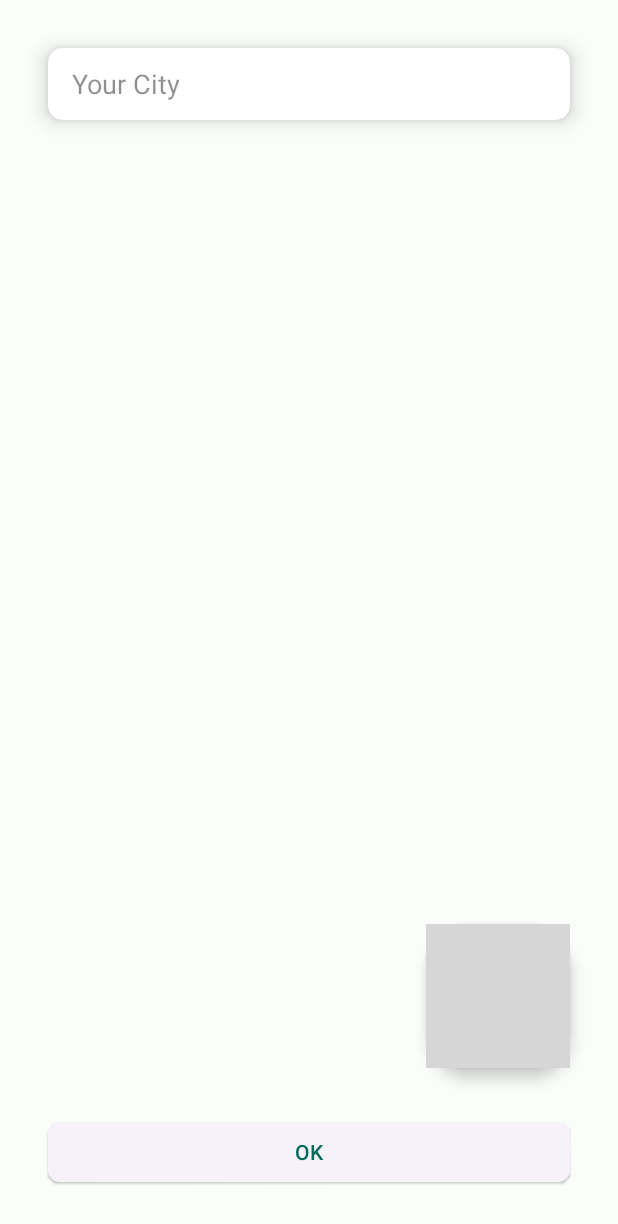
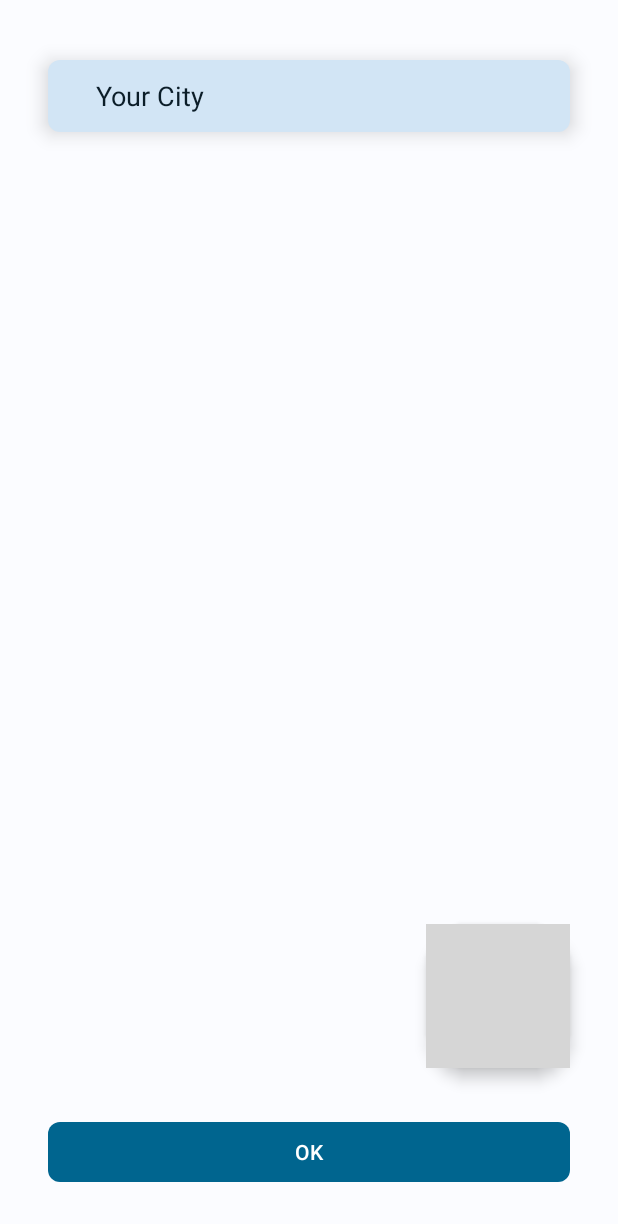
Before and after one commit to Minoro75/DemoWeatherApp, an Android app: the layout fragment_city_selection.xml on its own in the app's theme, with its tools: preview values and no code run, on a phone screen of 412 x 824 dp. Shown: the top 1224 px of the screen. Run offline under Robolectric (Android 15) with nearby library versions, the phone set to English and light mode, and no system bars; grey boxes are pictures that could not be loaded.

Commit message:
44 - [UI][Tech] Material3 -  change colors.xml to new style set FAB default anchor to bottom refactor city selection design

```diff
--- a/app/src/main/java/io/minoro75/demoweatherapp/utils/Extensions.kt
+++ b/app/src/main/java/io/minoro75/demoweatherapp/utils/Extensions.kt
@@ -9,3 +9,7 @@ fun View.toVisible() {
 fun View.toInvisible() {
     visibility = View.INVISIBLE
 }
+
+fun View.toGone() {
+    visibility = View.GONE
+}
--- a/app/src/main/res/drawable/shape_rounded_corners_enter_field.xml
+++ b/app/src/main/res/drawable/shape_rounded_corners_enter_field.xml
@@ -1,5 +1,5 @@
 <?xml version="1.0" encoding="utf-8"?>
 <shape xmlns:android="http://schemas.android.com/apk/res/android">
-    <solid android:color="#FFFFFF" />
-    <corners android:radius="10dp" />
+    <solid android:color="@color/md_theme_light_secondaryContainer" />
+    <corners android:radius="8dp" />
 </shape>
--- a/app/src/main/res/layout/fragment_city_selection.xml
+++ b/app/src/main/res/layout/fragment_city_selection.xml
@@ -13,7 +13,7 @@
         android:layout_width="0dp"
         android:layout_height="wrap_content"
         android:layout_marginStart="@dimen/extra_large_padding"
-        android:layout_marginTop="@dimen/extra_large_padding"
+        android:layout_marginTop="40dp"
         android:layout_marginEnd="@dimen/extra_large_padding"
         android:background="@drawable/shape_rounded_corners_enter_field"
         android:dropDownWidth="wrap_content"
@@ -21,27 +21,28 @@
         android:elevation="8dp"
         android:hint="@string/enter_city_hint"
         android:minHeight="48dp"
-        android:paddingLeft="16dp"
-        android:textColor="@color/md_theme_light_onSurface"
-        android:textColorHint="#70000000"
+        android:paddingStart="@dimen/extra_large_padding"
+        android:textColor="@color/md_theme_light_onSecondaryContainer"
+        android:textColorHint="@color/md_theme_light_onSecondaryContainer"
         app:layout_constraintEnd_toEndOf="parent"
         app:layout_constraintStart_toStartOf="parent"
         app:layout_constraintTop_toTopOf="parent" />
 
     <com.google.android.material.floatingactionbutton.FloatingActionButton
         android:id="@+id/ibGetCurrentLocation"
-        style="?attr/floatingActionButtonLargeSurfaceStyle"
+        style="?attr/floatingActionButtonLargePrimaryStyle"
         android:layout_width="wrap_content"
         android:layout_height="wrap_content"
         android:layout_marginEnd="32dp"
         android:layout_marginBottom="@dimen/extra_large_padding"
         android:elevation="8dp"
         android:src="@mipmap/outline_share_location_black_48"
+        android:tint="@color/md_theme_light_onPrimary"
         app:fabSize="normal"
         app:layout_constraintBottom_toTopOf="@+id/btGoToDetails"
         app:layout_constraintEnd_toEndOf="parent" />
 
-    <Button
+    <com.google.android.material.button.MaterialButton
         android:id="@+id/btGoToDetails"
         android:layout_width="0dp"
         android:layout_height="wrap_content"
@@ -49,9 +50,8 @@
         android:layout_marginEnd="@dimen/extra_large_padding"
         android:layout_marginBottom="@dimen/extra_large_padding"
         android:text="@android:string/ok"
-        android:visibility="invisible"
+        android:visibility="gone"
         app:cornerRadius="8dp"
-        style="@style/Widget.Material3.Button.ElevatedButton"
         app:layout_constraintBottom_toBottomOf="parent"
         app:layout_constraintEnd_toEndOf="parent"
         app:layout_constraintStart_toStartOf="parent"
--- a/app/src/main/res/layout/item_forecast.xml
+++ b/app/src/main/res/layout/item_forecast.xml
@@ -19,7 +19,8 @@
         app:layout_constraintBottom_toBottomOf="parent"
         app:layout_constraintEnd_toEndOf="parent"
         app:layout_constraintStart_toStartOf="parent"
-        app:layout_constraintTop_toTopOf="parent">
+        app:layout_constraintTop_toTopOf="parent"
+        app:strokeWidth="0dp">
 
         <androidx.constraintlayout.widget.ConstraintLayout
             android:layout_width="match_parent"
--- a/app/src/main/res/values/colors.xml
+++ b/app/src/main/res/values/colors.xml
@@ -1,57 +1,57 @@
 <?xml version="1.0" encoding="utf-8"?>
 <resources>
-    <color name="md_theme_light_primary">#006B5A</color>
+    <color name="md_theme_light_primary">#00658F</color>
     <color name="md_theme_light_onPrimary">#FFFFFF</color>
-    <color name="md_theme_light_primaryContainer">#52FBDB</color>
-    <color name="md_theme_light_onPrimaryContainer">#002019</color>
-    <color name="md_theme_light_secondary">#345BAC</color>
+    <color name="md_theme_light_primaryContainer">#C5E7FF</color>
+    <color name="md_theme_light_onPrimaryContainer">#001E2E</color>
+    <color name="md_theme_light_secondary">#4F616E</color>
     <color name="md_theme_light_onSecondary">#FFFFFF</color>
-    <color name="md_theme_light_secondaryContainer">#D8E2FF</color>
-    <color name="md_theme_light_onSecondaryContainer">#001947</color>
-    <color name="md_theme_light_tertiary">#7A45AA</color>
+    <color name="md_theme_light_secondaryContainer">#D2E5F5</color>
+    <color name="md_theme_light_onSecondaryContainer">#0B1D28</color>
+    <color name="md_theme_light_tertiary">#62597C</color>
     <color name="md_theme_light_onTertiary">#FFFFFF</color>
-    <color name="md_theme_light_tertiaryContainer">#F2DAFF</color>
-    <color name="md_theme_light_onTertiaryContainer">#2C0050</color>
+    <color name="md_theme_light_tertiaryContainer">#E9DDFF</color>
+    <color name="md_theme_light_onTertiaryContainer">#1E1635</color>
     <color name="md_theme_light_error">#BA1B1B</color>
     <color name="md_theme_light_errorContainer">#FFDAD4</color>
     <color name="md_theme_light_onError">#FFFFFF</color>
     <color name="md_theme_light_onErrorContainer">#410001</color>
-    <color name="md_theme_light_background">#FAFDFA</color>
-    <color name="md_theme_light_onBackground">#191C1B</color>
-    <color name="md_theme_light_surface">#FAFDFA</color>
-    <color name="md_theme_light_onSurface">#191C1B</color>
-    <color name="md_theme_light_surfaceVariant">#DAE5E0</color>
-    <color name="md_theme_light_onSurfaceVariant">#3F4946</color>
-    <color name="md_theme_light_outline">#6F7975</color>
-    <color name="md_theme_light_inverseOnSurface">#EFF2EF</color>
-    <color name="md_theme_light_inverseSurface">#2E3130</color>
-    <color name="md_theme_light_primaryInverse">#20DFC0</color>
-    <color name="md_theme_dark_primary">#20DFC0</color>
-    <color name="md_theme_dark_onPrimary">#00382E</color>
-    <color name="md_theme_dark_primaryContainer">#005143</color>
-    <color name="md_theme_dark_onPrimaryContainer">#52FBDB</color>
-    <color name="md_theme_dark_secondary">#AFC6FF</color>
-    <color name="md_theme_dark_onSecondary">#002C72</color>
-    <color name="md_theme_dark_secondaryContainer">#154394</color>
-    <color name="md_theme_dark_onSecondaryContainer">#D8E2FF</color>
-    <color name="md_theme_dark_tertiary">#E0B6FF</color>
-    <color name="md_theme_dark_onTertiary">#480B77</color>
-    <color name="md_theme_dark_tertiaryContainer">#612B90</color>
-    <color name="md_theme_dark_onTertiaryContainer">#F2DAFF</color>
+    <color name="md_theme_light_background">#FBFCFF</color>
+    <color name="md_theme_light_onBackground">#191C1E</color>
+    <color name="md_theme_light_surface">#FBFCFF</color>
+    <color name="md_theme_light_onSurface">#191C1E</color>
+    <color name="md_theme_light_surfaceVariant">#DDE3EA</color>
+    <color name="md_theme_light_onSurfaceVariant">#41484D</color>
+    <color name="md_theme_light_outline">#71787E</color>
+    <color name="md_theme_light_inverseOnSurface">#F0F1F4</color>
+    <color name="md_theme_light_inverseSurface">#2E3133</color>
+    <color name="md_theme_light_primaryInverse">#7FCFFF</color>
+    <color name="md_theme_dark_primary">#7FCFFF</color>
+    <color name="md_theme_dark_onPrimary">#00344C</color>
+    <color name="md_theme_dark_primaryContainer">#004C6D</color>
+    <color name="md_theme_dark_onPrimaryContainer">#C5E7FF</color>
+    <color name="md_theme_dark_secondary">#B6C9D8</color>
+    <color name="md_theme_dark_onSecondary">#21323E</color>
+    <color name="md_theme_dark_secondaryContainer">#374956</color>
+    <color name="md_theme_dark_onSecondaryContainer">#D2E5F5</color>
+    <color name="md_theme_dark_tertiary">#CCC0E9</color>
+    <color name="md_theme_dark_onTertiary">#332B4B</color>
+    <color name="md_theme_dark_tertiaryContainer">#4A4263</color>
+    <color name="md_theme_dark_onTertiaryContainer">#E9DDFF</color>
     <color name="md_theme_dark_error">#FFB4A9</color>
     <color name="md_theme_dark_errorContainer">#930006</color>
     <color name="md_theme_dark_onError">#680003</color>
     <color name="md_theme_dark_onErrorContainer">#FFDAD4</color>
-    <color name="md_theme_dark_background">#191C1B</color>
-    <color name="md_theme_dark_onBackground">#E1E3E1</color>
-    <color name="md_theme_dark_surface">#191C1B</color>
-    <color name="md_theme_dark_onSurface">#E1E3E1</color>
-    <color name="md_theme_dark_surfaceVariant">#3F4946</color>
-    <color name="md_theme_dark_onSurfaceVariant">#BFC9C5</color>
-    <color name="md_theme_dark_outline">#88938F</color>
-    <color name="md_theme_dark_inverseOnSurface">#191C1B</color>
-    <color name="md_theme_dark_inverseSurface">#E1E3E1</color>
-    <color name="md_theme_dark_primaryInverse">#006B5A</color>
-    <color name="seed">#28E2C3</color>
+    <color name="md_theme_dark_background">#191C1E</color>
+    <color name="md_theme_dark_onBackground">#E1E2E5</color>
+    <color name="md_theme_dark_surface">#191C1E</color>
+    <color name="md_theme_dark_onSurface">#E1E2E5</color>
+    <color name="md_theme_dark_surfaceVariant">#41484D</color>
+    <color name="md_theme_dark_onSurfaceVariant">#C1C7CE</color>
+    <color name="md_theme_dark_outline">#8B9197</color>
+    <color name="md_theme_dark_inverseOnSurface">#191C1E</color>
+    <color name="md_theme_dark_inverseSurface">#E1E2E5</color>
+    <color name="md_theme_dark_primaryInverse">#00658F</color>
+    <color name="seed">#35ADE9</color>
     <color name="error">#BA1B1B</color>
 </resources>
--- a/app/src/main/res/values/themes.xml
+++ b/app/src/main/res/values/themes.xml
@@ -28,7 +28,6 @@
         <item name="colorOnSurfaceInverse">@color/md_theme_light_inverseOnSurface</item>
         <item name="colorSurfaceInverse">@color/md_theme_light_inverseSurface</item>
         <item name="colorPrimaryInverse">@color/md_theme_light_primaryInverse</item>
-        <!-- Status bar color. -->
         <!-- Customize your theme here. -->
     </style>
 </resources>
```
Also changed, not shown: app/src/main/res/drawable/left_arrow.png (added).
